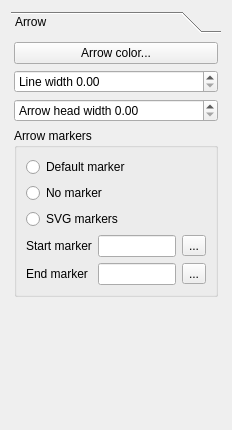
Before: the Qt Designer form src/ui/qgscomposerarrowwidgetbase.ui in qgis/QGIS, drawn with Qt 5.
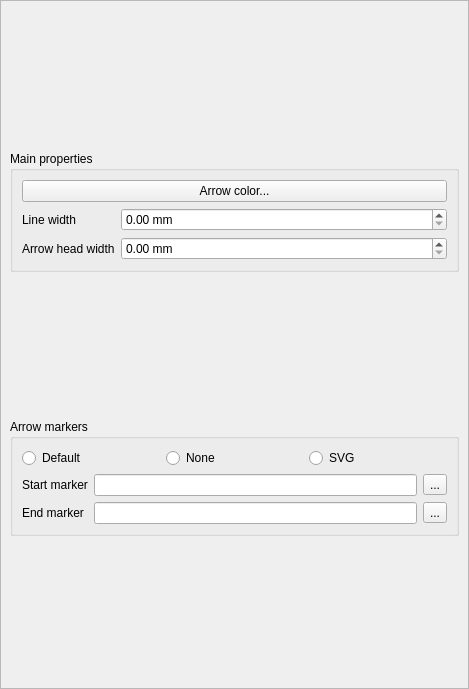
After: the same form once the commit is applied. Custom widgets are drawn as their Qt base class.

What changed in the file:
```diff
--- a/src/ui/qgscomposerarrowwidgetbase.ui
+++ b/src/ui/qgscomposerarrowwidgetbase.ui
@@ -6,70 +6,142 @@
    <rect>
     <x>0</x>
     <y>0</y>
-    <width>232</width>
-    <height>430</height>
+    <width>469</width>
+    <height>689</height>
    </rect>
   </property>
   <property name="windowTitle">
    <string>Form</string>
   </property>
-  <layout class="QGridLayout" name="gridLayout_3">
-   <item row="0" column="0">
-    <widget class="QToolBox" name="toolBox">
-     <property name="currentIndex">
-      <number>0</number>
+  <layout class="QHBoxLayout" name="horizontalLayout_5">
+   <property name="margin">
+    <number>0</number>
+   </property>
+   <item>
+    <widget class="QScrollArea" name="scrollArea">
+     <property name="widgetResizable">
+      <bool>true</bool>
      </property>
-     <widget class="QWidget" name="page">
+     <widget class="QWidget" name="scrollAreaWidgetContents">
       <property name="geometry">
        <rect>
         <x>0</x>
         <y>0</y>
-        <width>214</width>
-        <height>383</height>
+        <width>467</width>
+        <height>687</height>
        </rect>
       </property>
-      <attribute name="label">
-       <string>Arrow</string>
-      </attribute>
-      <layout class="QGridLayout" name="gridLayout_2">
-       <property name="margin">
-        <number>3</number>
-       </property>
-       <item row="0" column="0">
-        <widget class="QPushButton" name="mArrowColorButton">
-         <property name="text">
-          <string>Arrow color...</string>
+      <layout class="QVBoxLayout" name="mainLayout">
+       <item>
+        <widget class="QgsCollapsibleGroupBoxBasic" name="groupBox">
+         <property name="sizePolicy">
+          <sizepolicy hsizetype="Preferred" vsizetype="Maximum">
+           <horstretch>0</horstretch>
+           <verstretch>0</verstretch>
+          </sizepolicy>
          </property>
-        </widget>
-       </item>
-       <item row="1" column="0">
-        <widget class="QDoubleSpinBox" name="mOutlineWidthSpinBox">
-         <property name="prefix">
-          <string>Line width </string>
+         <property name="title">
+          <string>Main properties</string>
          </property>
-        </widget>
-       </item>
-       <item row="2" column="0">
-        <widget class="QDoubleSpinBox" name="mArrowHeadWidthSpinBox">
-         <property name="prefix">
-          <string>Arrow head width </string>
+         <property name="collapsed" stdset="0">
+          <bool>false</bool>
          </property>
+         <layout class="QFormLayout" name="formLayout_2">
+          <property name="fieldGrowthPolicy">
+           <enum>QFormLayout::AllNonFixedFieldsGrow</enum>
+          </property>
+          <item row="1" column="0">
+           <widget class="QLabel" name="label">
+            <property name="text">
+             <string>Line width</string>
+            </property>
+           </widget>
+          </item>
+          <item row="1" column="1">
+           <widget class="QDoubleSpinBox" name="mOutlineWidthSpinBox">
+            <property name="prefix">
+             <string/>
+            </property>
+            <property name="suffix">
+             <string> mm</string>
+            </property>
+           </widget>
+          </item>
+          <item row="2" column="0">
+           <widget class="QLabel" name="label_2">
+            <property name="text">
+             <string>Arrow head width</string>
+            </property>
+           </widget>
+          </item>
+          <item row="2" column="1">
+           <widget class="QDoubleSpinBox" name="mArrowHeadWidthSpinBox">
+            <property name="prefix">
+             <string/>
+            </property>
+            <property name="suffix">
+             <string> mm</string>
+            </property>
+           </widget>
+          </item>
+          <item row="0" column="0" colspan="2">
+           <widget class="QPushButton" name="mArrowColorButton">
+            <property name="text">
+             <string>Arrow color...</string>
+            </property>
+           </widget>
+          </item>
+         </layout>
         </widget>
        </item>
-       <item row="3" column="0">
-        <widget class="QGroupBox" name="mArrowMarkersGroupBox">
+       <item>
+        <widget class="QgsCollapsibleGroupBoxBasic" name="mArrowMarkersGroupBox">
+         <property name="sizePolicy">
+          <sizepolicy hsizetype="Preferred" vsizetype="Maximum">
+           <horstretch>0</horstretch>
+           <verstretch>0</verstretch>
+          </sizepolicy>
+         </property>
          <property name="title">
           <string>Arrow markers</string>
          </property>
          <layout class="QFormLayout" name="formLayout">
-          <item row="3" column="0">
+          <property name="fieldGrowthPolicy">
+           <enum>QFormLayout::AllNonFixedFieldsGrow</enum>
+          </property>
+          <item row="0" column="0" colspan="2">
+           <layout class="QHBoxLayout" name="horizontalLayout_3">
+            <item>
+             <widget class="QRadioButton" name="mDefaultMarkerRadioButton">
+              <property name="text">
+               <string>Default</string>
+              </property>
+             </widget>
+            </item>
+            <item>
+             <widget class="QRadioButton" name="mNoMarkerRadioButton">
+              <property name="text">
+               <string>None</string>
+              </property>
+             </widget>
+            </item>
+            <item>
+             <widget class="QRadioButton" name="mSvgMarkerRadioButton">
+              <property name="text">
+               <string>SVG</string>
+              </property>
+             </widget>
+            </item>
+           </layout>
+          </item>
+          <item row="1" column="0">
            <widget class="QLabel" name="mStartMarkerLabel">
             <property name="text">
              <string>Start marker</string>
             </property>
            </widget>
           </item>
-          <item row="3" column="1">
+          <item row="1" column="1">
            <layout class="QHBoxLayout" name="horizontalLayout">
             <item>
              <widget class="QLineEdit" name="mStartMarkerLineEdit"/>
@@ -83,14 +155,14 @@
             </item>
            </layout>
           </item>
-          <item row="2" column="0" colspan="2">
-           <widget class="QRadioButton" name="mSvgMarkerRadioButton">
+          <item row="2" column="0">
+           <widget class="QLabel" name="mEndMarkerLabel">
             <property name="text">
-             <string>SVG markers</string>
+             <string>End marker</string>
             </property>
            </widget>
           </item>
-          <item row="4" column="1">
+          <item row="2" column="1">
            <layout class="QHBoxLayout" name="horizontalLayout_2">
             <item>
              <widget class="QLineEdit" name="mEndMarkerLineEdit"/>
@@ -104,49 +176,23 @@
             </item>
            </layout>
           </item>
-          <item row="4" column="0">
-           <widget class="QLabel" name="mEndMarkerLabel">
-            <property name="text">
-             <string>End marker</string>
-            </property>
-           </widget>
-          </item>
-          <item row="1" column="0" colspan="2">
-           <widget class="QRadioButton" name="mNoMarkerRadioButton">
-            <property name="text">
-             <string>No marker</string>
-            </property>
-           </widget>
-          </item>
-          <item row="0" column="0" colspan="2">
-           <widget class="QRadioButton" name="mDefaultMarkerRadioButton">
-            <property name="text">
-             <string>Default marker</string>
-            </property>
-           </widget>
-          </item>
          </layout>
         </widget>
        </item>
-       <item row="4" column="0">
-        <spacer name="verticalSpacer">
-         <property name="orientation">
-          <enum>Qt::Vertical</enum>
-         </property>
-         <property name="sizeHint" stdset="0">
-          <size>
-           <width>20</width>
-           <height>62</height>
-          </size>
-         </property>
-        </spacer>
-       </item>
       </layout>
      </widget>
     </widget>
    </item>
   </layout>
  </widget>
+ <customwidgets>
+  <customwidget>
+   <class>QgsCollapsibleGroupBoxBasic</class>
+   <extends>QGroupBox</extends>
+   <header location="global">qgscollapsiblegroupbox.h</header>
+   <container>1</container>
+  </customwidget>
+ </customwidgets>
  <resources/>
  <connections/>
 </ui>
```
Left out of the diff: 3 changed lines with no effect on the pictures.
